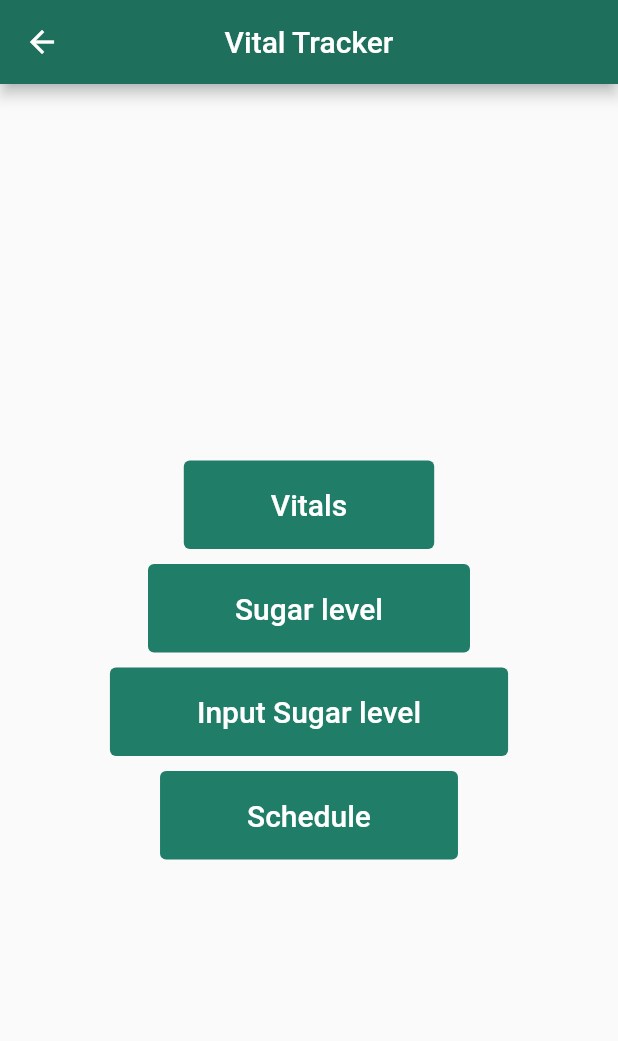
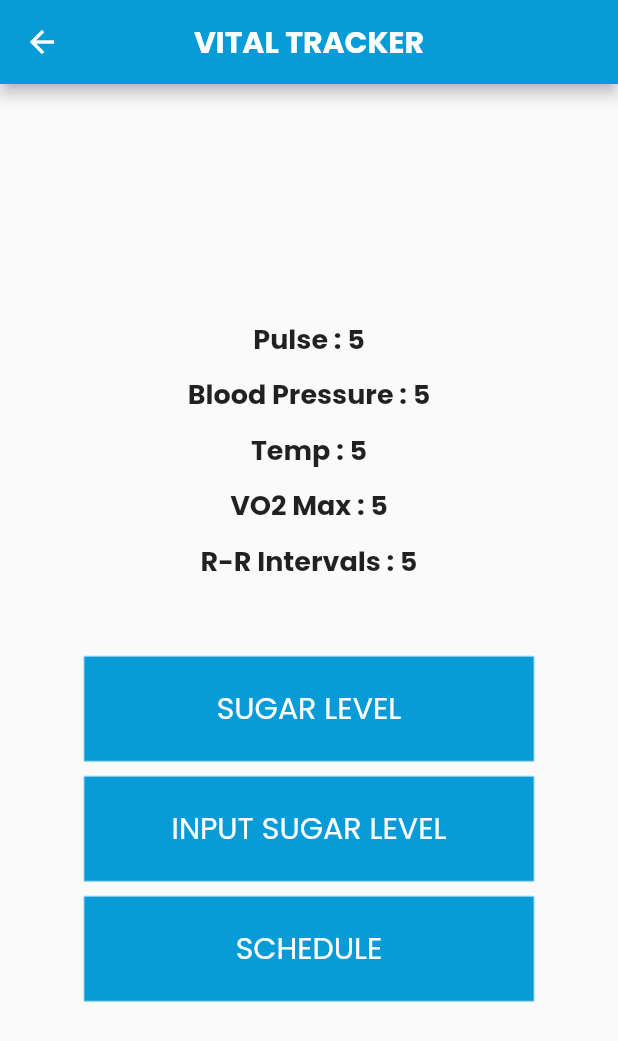
Before and after one commit to ammarrizal/stswks_health_app, a Flutter app: the VitalTracker screen opened directly, on a phone screen of 412 x 824 dp. Shown: the top 1041 px of the screen. Run offline on Flutter 3.47's test engine with Material 2 defaults, Android fonts, the phone set to English and light mode, and no system bars; our stand-ins replace font_awesome_flutter, google_fonts, hexcolor.

Commit message:
Vital tracker page updated with the new theme and changes

```diff
--- a/lib/views/vital_tracker_page.dart
+++ b/lib/views/vital_tracker_page.dart
@@ -1,7 +1,7 @@
 import 'package:flutter/material.dart';
 import 'package:prototype_1/views/input_sugar_level_page.dart';
 import 'package:prototype_1/views/sugar_level_page.dart';
-import 'package:prototype_1/views/vitals_page.dart';
+//import 'package:prototype_1/views/vitals_page.dart';
 
 class VitalTracker extends StatefulWidget {
   @override
@@ -13,11 +13,13 @@ class _VitalTrackerState extends State<VitalTracker> {
   Widget build(BuildContext context) {
     return Scaffold(
       appBar: AppBar(
-        backgroundColor: Color(0xff1e6f5c),
+        backgroundColor: Color(0xff079cd8),
         title: Text(
-          'Vital Tracker',
+          'VITAL TRACKER',
           style: TextStyle(
+            fontFamily: 'Poppins',
             color: Colors.white,
+            fontWeight: FontWeight.bold,
           ),
         ),
         centerTitle: true,
@@ -26,85 +28,147 @@ class _VitalTrackerState extends State<VitalTracker> {
         child: Column(
           mainAxisAlignment: MainAxisAlignment.center,
           children: [
-            TextButton(
+
+            buildVitalItem(label: 'Pulse', value: 5),
+            SizedBox(height: 10.0),
+            buildVitalItem(label: 'Blood Pressure', value: 5),
+            SizedBox(height: 10.0),
+            buildVitalItem(label: 'Temp', value: 5),
+            SizedBox(height: 10.0),
+            buildVitalItem(label: 'VO2 Max', value: 5),
+            SizedBox(height: 10.0),
+            buildVitalItem(label: 'R-R Intervals', value: 5),
+
+            // TextButton(
+            //   child: Padding(
+            //     padding: const EdgeInsets.fromLTRB(50.0,10.0,50.0,10.0),
+            //     child: Text(
+            //       'Vitals',
+            //       style: TextStyle(
+            //         color: Colors.white,
+            //         fontSize: 20.0,
+            //       ),
+            //     ),
+            //   ),
+            //   style:  ButtonStyle(
+            //     backgroundColor: MaterialStateProperty.all(Color(0xff207d68)),
+            //   ),
+            //   onPressed: (){
+            //     Navigator.push(context,
+            //         MaterialPageRoute(builder: (context) => Vitals()),);
+            //   },
+            // ), // Vitals Button
+            SizedBox(height: 50.0),
+
+            Container(
+              width: 300,
+              child: TextButton(
                 child: Padding(
-                padding: const EdgeInsets.fromLTRB(50.0,10.0,50.0,10.0),
+                  padding: const EdgeInsets.fromLTRB(30.0,10.0,30.0,10.0),
                   child: Text(
-                  'Vitals',
+                    'SUGAR LEVEL',
                     style: TextStyle(
                       color: Colors.white,
+                      fontFamily: 'Poppins',
                       fontSize: 20.0,
                     ),
                   ),
                 ),
-              style:  ButtonStyle(
-                backgroundColor: MaterialStateProperty.all(Color(0xff207d68)),
+                style: ButtonStyle(
+                  shape: MaterialStateProperty.all(RoundedRectangleBorder(
+                    borderRadius: BorderRadius.circular(0.0),
+                    side: BorderSide(
+                      color: Color(0xff96d3ee),
+                      width: 0.0,
                     ),
-              onPressed: (){
-                Navigator.push(context,
-                    MaterialPageRoute(builder: (context) => Vitals()),);
-              },
-            ),
-            SizedBox(height: 10.0),
-            TextButton(
-              child: Padding(
-                padding: const EdgeInsets.fromLTRB(50.0,10.0,50.0,10.0),
-                child: Text(
-                  'Sugar level',
-                  style: TextStyle(
-                    color: Colors.white,
-                    fontSize: 20.0,
-                  ),
-                ),
-              ),
-              style:  ButtonStyle(
-                backgroundColor: MaterialStateProperty.all(Color(0xff207d68)),
+                  )),
+                  padding: MaterialStateProperty.all(EdgeInsets.fromLTRB(20.0, 10.0, 20.0, 10.0)),
+                  backgroundColor: MaterialStateProperty.all(Color(0xff079cd8)),
                 ),
                 onPressed: (){
                   Navigator.push(context,
                     MaterialPageRoute(builder: (context) => SugarLevel()),);
                 },
               ),
+            ),
             SizedBox(height: 10.0),
-            TextButton(
+            Container(
+              width: 300,
+              child: TextButton(
                 child: Padding(
-                padding: const EdgeInsets.fromLTRB(50.0,10.0,50.0,10.0),
+                  padding: const EdgeInsets.fromLTRB(20.0,10.0,20.0,10.0),
                   child: Text(
-                  'Input Sugar level',
+                    'INPUT SUGAR LEVEL',
                     style: TextStyle(
                       color: Colors.white,
+                      fontFamily: 'Poppins',
                       fontSize: 20.0,
                     ),
                   ),
                 ),
-              style:  ButtonStyle(
-                backgroundColor: MaterialStateProperty.all(Color(0xff207d68)),
+                style: ButtonStyle(
+                  shape: MaterialStateProperty.all(RoundedRectangleBorder(
+                    borderRadius: BorderRadius.circular(0.0),
+                    side: BorderSide(
+                      color: Color(0xff96d3ee),
+                      width: 0.0,
+                    ),
+                  )),
+                  padding: MaterialStateProperty.all(EdgeInsets.fromLTRB(20.0, 10.0, 20.0, 10.0)),
+                  backgroundColor: MaterialStateProperty.all(Color(0xff079cd8)),
                 ),
                 onPressed: (){
                   Navigator.push(context,
                     MaterialPageRoute(builder: (context) => InputSugarLevel()),);
                 },
               ),
+            ),
             SizedBox(height: 10.0),
-            TextButton(
+            Container(
+              width: 300,
+              child: TextButton(
                 child: Padding(
-                padding: const EdgeInsets.fromLTRB(50.0,10.0,50.0,10.0),
+                  padding: const EdgeInsets.fromLTRB(20.0,10.0,20.0,10.0),
                   child: Text(
-                  'Schedule',
+                    'SCHEDULE',
                     style: TextStyle(
                       color: Colors.white,
+                      fontFamily: 'Poppins',
                       fontSize: 20.0,
                     ),
                   ),
                 ),
-              style:  ButtonStyle(
-                backgroundColor: MaterialStateProperty.all(Color(0xff207d68)),
+                style: ButtonStyle(
+                  shape: MaterialStateProperty.all(RoundedRectangleBorder(
+                    borderRadius: BorderRadius.circular(0.0),
+                    side: BorderSide(
+                      color: Color(0xff96d3ee),
+                      width: 0.0,
+                    ),
+                  )),
+                  padding: MaterialStateProperty.all(EdgeInsets.fromLTRB(20.0, 10.0, 20.0, 10.0)),
+                  backgroundColor: MaterialStateProperty.all(Color(0xff079cd8)),
                 ),
                 onPressed: (){},
+              ),
             ),
           ],
         ),
       ),
     );
   }
+
+  Text buildVitalItem({String label, int value}) {
+
+    return Text(
+      '$label : $value',
+      style: TextStyle(
+        fontFamily: 'Poppins',
+        fontSize: 18.0,
+        fontWeight: FontWeight.bold,
+      ),
+    );
   }
+
+
+}
```
Lines whose indentation alone changed are shown as unchanged.
